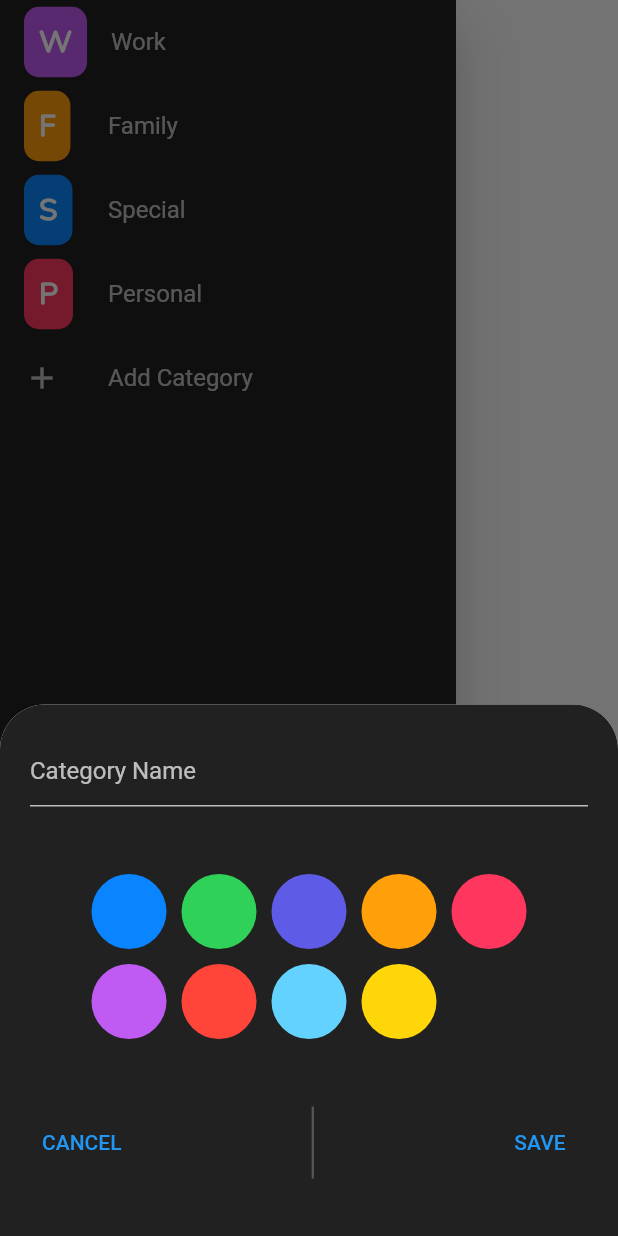
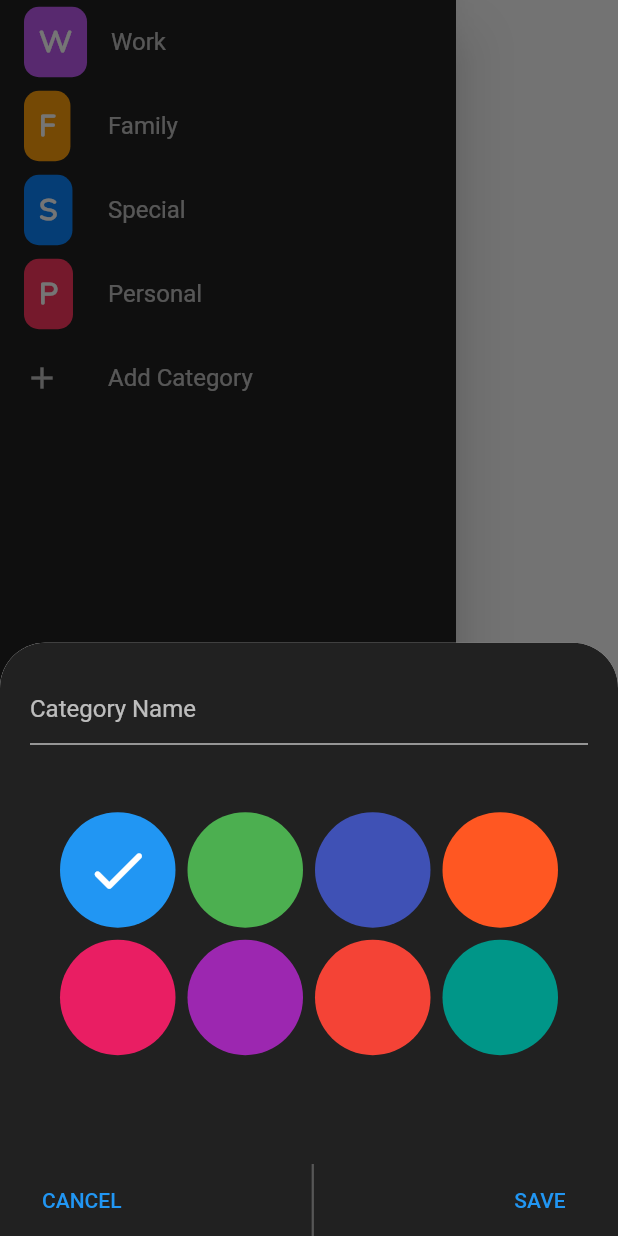
Before and after one commit to repsajanboy/flutter-planner, a Flutter app: the SideBarDrawer widget shown alone on an empty page, opened directly, after a tap on "Add Category", on a phone screen of 412 x 824 dp. Run offline on Flutter 3.47's test engine with Material 2 defaults, Android fonts, the phone set to English and light mode, and no system bars; our stand-ins replace bloc, dio, equatable, flutter_bloc; network calls fail.

Commit message:
Category color picker

```diff
--- /dev/null
+++ b/lib/presentation/main_screen/bloc/main_screen_bloc.dart
@@ -0,0 +1,8 @@
+import 'package:bloc/bloc.dart';
+
+part 'main_screen_event.dart';
+part 'main_screen_state.dart';
+
+class MainScreenBloc extends Bloc<MainScreenEvent, MainScreenState> {
+  MainScreenBloc() : super(MainScreenInitial());
+}
--- /dev/null
+++ b/lib/presentation/main_screen/bloc/main_screen_event.dart
@@ -0,0 +1,3 @@
+part of 'main_screen_bloc.dart';
+
+abstract class MainScreenEvent {}
--- /dev/null
+++ b/lib/presentation/main_screen/bloc/main_screen_state.dart
@@ -0,0 +1,5 @@
+part of 'main_screen_bloc.dart';
+
+abstract class MainScreenState {}
+
+class MainScreenInitial extends MainScreenState {}
--- /dev/null
+++ b/lib/presentation/main_screen/category/bloc/category_bloc.dart
@@ -0,0 +1,16 @@
+import 'package:bloc/bloc.dart';
+import 'package:equatable/equatable.dart';
+
+part 'category_event.dart';
+part 'category_state.dart';
+
+class CategoryBloc extends Bloc<CategoryEvent, CategoryState> {
+  CategoryBloc() : super(const CategoryState()) {
+    on<CategoryColorChanged>(
+      (event, emit) => emit(state.copyWith(selectedTheme: event.index)),
+    );
+    on<CategoryNameChanged>(
+      (event, emit) => emit(state.copyWith(categoryName: event.categoryName)),
+    );
+  }
+}
--- /dev/null
+++ b/lib/presentation/main_screen/category/bloc/category_event.dart
@@ -0,0 +1,15 @@
+part of 'category_bloc.dart';
+
+abstract class CategoryEvent {}
+
+class CategoryColorChanged extends CategoryEvent {
+  final int index;
+
+  CategoryColorChanged({required this.index});
+}
+
+class CategoryNameChanged extends CategoryEvent {
+  final String? categoryName;
+
+  CategoryNameChanged({this.categoryName});
+}
--- /dev/null
+++ b/lib/presentation/main_screen/category/bloc/category_state.dart
@@ -0,0 +1,26 @@
+part of 'category_bloc.dart';
+
+class CategoryState extends Equatable {
+  final int selectedTheme;
+  final String categoryName;
+
+  const CategoryState({
+    this.selectedTheme = 0,
+    this.categoryName = '',
+  });
+
+  CategoryState copyWith({
+    int? selectedTheme,
+    String? categoryName,
+  }) {
+    return CategoryState(
+      selectedTheme: selectedTheme ?? this.selectedTheme,
+      categoryName: categoryName ?? this.categoryName,
+    );
+  }
+
+  @override
+  List<Object> get props => [selectedTheme, categoryName];
+}
+
+class CategoryInitial extends CategoryState {}
--- /dev/null
+++ b/lib/presentation/main_screen/category/category.dart
@@ -0,0 +1 @@
+export './bloc/category_bloc.dart';
--- a/lib/presentation/main_screen/main.dart
+++ b/lib/presentation/main_screen/main.dart
@@ -1 +1,2 @@
-export './view/widget/main_screen.dart';
+export './bloc/main_screen_bloc.dart';
+export './view/view.dart';
--- /dev/null
+++ b/lib/presentation/main_screen/view/view.dart
@@ -0,0 +1 @@
+export './widget/main_screen.dart';
--- a/lib/presentation/main_screen/view/widget/color_picker.dart
+++ b/lib/presentation/main_screen/view/widget/color_picker.dart
@@ -1,4 +1,8 @@
 import 'package:flutter/material.dart';
+import 'package:flutter_bloc/flutter_bloc.dart';
+
+import '../../../../utils/color_picker_items.dart';
+import '../../category/category.dart';
 
 class ColorPicker extends StatelessWidget {
   const ColorPicker({Key? key}) : super(key: key);
@@ -7,92 +11,43 @@ class ColorPicker extends StatelessWidget {
   Widget build(BuildContext context) {
     return Container(
       padding: const EdgeInsets.all(20.0),
-      child: Wrap(
-        spacing: 10.0,
-        runSpacing: 10.0,
-        children: [
-          Container(
-            width: 50,
-            height: 50,
-            decoration: const BoxDecoration(
-              shape: BoxShape.circle,
-              color: Color(0xFF0A84FF),
-            ),
-          ),
-          //const SizedBox(width: 10.0,),
-          Container(
-            width: 50,
-            height: 50,
-            decoration: const BoxDecoration(
-              shape: BoxShape.circle,
-              color: Color(0xFF30d158),
-            ),
-          ),
-          //const SizedBox(width: 10.0,),
-          Container(
-            width: 50,
-            height: 50,
-            decoration: const BoxDecoration(
-              shape: BoxShape.circle,
-              color: Color(0xFF5e5ce6),
-            ),
-          ),
-          //const SizedBox(width: 10.0,),
-          Container(
-            width: 50,
-            height: 50,
-            decoration: const BoxDecoration(
-              shape: BoxShape.circle,
-              color:  Color(0xFFFF9F0A),
-            ),
-          ),
-          //const SizedBox(width: 10.0,),
-          Container(
-            width: 50,
-            height: 50,
-            decoration: const BoxDecoration(
-              shape: BoxShape.circle,
-              color: Color(0xFFFF375F),
-            ),
-          ),
-          //const SizedBox(width: 10.0,),
-          Container(
-            width: 50,
-            height: 50,
-            decoration: const BoxDecoration(
-              shape: BoxShape.circle,
-              color: Color(0xFFBF5AF2),
-            ),
-          ),
-          //const SizedBox(width: 10.0,),
-          Container(
-            width: 50,
-            height: 50,
-            decoration: const BoxDecoration(
-              shape: BoxShape.circle,
-              color: Color(0xFFFF453A),
-            ),
-          ),
-          //const SizedBox(width: 10.0,),
-          Container(
-            width: 50,
-            height: 50,
-            decoration: const BoxDecoration(
-              shape: BoxShape.circle,
-              color: Color(0xFF64D2FF),
-            ),
-          ),
-          //const SizedBox(width: 10.0,),
-          Container(
-            width: 50,
-            height: 50,
-            decoration: const BoxDecoration(
-              shape: BoxShape.circle,
-              color: Color(0xFFFFD60A),
-            ),
-          ),
-          //const SizedBox(width: 10.0,),
-        ],
+      width: double.infinity,
+      child: GridView.builder(
+        gridDelegate: const SliverGridDelegateWithFixedCrossAxisCount(
+          crossAxisCount: 4,
+          crossAxisSpacing: 8.0,
+          mainAxisSpacing: 8.0,
+        ),
+        itemCount: colorPickerItems.length,
+        itemBuilder: (context, index) {
+          return BlocBuilder<CategoryBloc, CategoryState>(
+            builder: (context, state) {
+              final currentIndex = colorPickerItems
+                  .indexWhere((e) => e.id == state.selectedTheme);
+              return InkWell(
+                onTap: () {
+                  context
+                      .read<CategoryBloc>()
+                      .add(CategoryColorChanged(index: index));
+                },
+                child: Container(
+                  width: 50,
+                  height: 50,
+                  decoration: BoxDecoration(
+                      shape: BoxShape.circle,
+                      color: colorPickerItems[index].colors),
+                  child: Icon(
+                    Icons.check_rounded,
+                    size: 45.0,
+                    color: currentIndex == index
+                        ? Colors.white
+                        : colorPickerItems[index].colors,
+                  ),
+                ),
+              );
+            },
+          );
+        },
       ),
     );
   }
--- a/lib/presentation/main_screen/view/widget/side_bar_drawer.dart
+++ b/lib/presentation/main_screen/view/widget/side_bar_drawer.dart
@@ -1,5 +1,7 @@
 import 'package:flutter/material.dart';
+import 'package:flutter_bloc/flutter_bloc.dart';
 
+import '../../category/category.dart';
 import 'color_picker.dart';
 
 class SideBarDrawer extends StatelessWidget {
@@ -23,7 +25,10 @@ class SideBarDrawer extends StatelessWidget {
                 style: TextStyle(color: Colors.white),
               ),
             ),
-            title: const Text('Work', style: TextStyle(color: Colors.white70),),
+            title: const Text(
+              'Work',
+              style: TextStyle(color: Colors.white70),
+            ),
           ),
           ListTile(
             leading: Container(
@@ -37,7 +42,10 @@ class SideBarDrawer extends StatelessWidget {
                 style: TextStyle(color: Colors.white),
               ),
             ),
-            title: const Text('Family', style: TextStyle(color: Colors.white70),),
+            title: const Text(
+              'Family',
+              style: TextStyle(color: Colors.white70),
+            ),
           ),
           ListTile(
             leading: Container(
@@ -51,7 +59,10 @@ class SideBarDrawer extends StatelessWidget {
                 style: TextStyle(color: Colors.white),
               ),
             ),
-            title: const Text('Special', style: TextStyle(color: Colors.white70),),
+            title: const Text(
+              'Special',
+              style: TextStyle(color: Colors.white70),
+            ),
           ),
           ListTile(
             leading: Container(
@@ -65,11 +76,20 @@ class SideBarDrawer extends StatelessWidget {
                 style: TextStyle(color: Colors.white),
               ),
             ),
-            title: const Text('Personal', style: TextStyle(color: Colors.white70),),
+            title: const Text(
+              'Personal',
+              style: TextStyle(color: Colors.white70),
+            ),
           ),
           ListTile(
-            leading: const Icon(Icons.add, color: Colors.white70,),
-            title: const Text('Add Category', style: TextStyle(color: Colors.white70),),
+            leading: const Icon(
+              Icons.add,
+              color: Colors.white70,
+            ),
+            title: const Text(
+              'Add Category',
+              style: TextStyle(color: Colors.white70),
+            ),
             onTap: () {
               showModalBottomSheet<void>(
                 context: context,
@@ -93,7 +113,7 @@ class SideBarDrawer extends StatelessWidget {
                           topRight: Radius.circular(30.0),
                         ),
                       ),
-                      height: MediaQuery.of(context).size.height * .43,
+                      height: MediaQuery.of(context).size.height * .48,
                       child: Column(
                         children: [
                           TextFormField(
@@ -115,7 +135,11 @@ class SideBarDrawer extends StatelessWidget {
                           const SizedBox(
                             height: 25.0,
                           ),
-                          const ColorPicker(),
+                          Expanded(
+                              child: BlocProvider(
+                            create: (context) => CategoryBloc()..add(CategoryColorChanged(index: 0)),
+                            child: const ColorPicker(),
+                          )),
                           const SizedBox(
                             height: 25.0,
                           ),
--- /dev/null
+++ b/lib/utils/color_picker_items.dart
@@ -0,0 +1,19 @@
+import 'package:flutter/material.dart';
+
+class ColorPickerItem {
+  final int id;
+  final Color? colors;
+
+  ColorPickerItem({required this.id, this.colors});
+}
+
+List<ColorPickerItem> colorPickerItems = [
+  ColorPickerItem(id: 0, colors: Colors.blue),
+  ColorPickerItem(id: 1, colors: Colors.green),
+  ColorPickerItem(id: 2, colors: Colors.indigo),
+  ColorPickerItem(id: 3, colors: Colors.deepOrange),
+  ColorPickerItem(id: 4, colors: Colors.pink),
+  ColorPickerItem(id: 5, colors: Colors.purple),
+  ColorPickerItem(id: 6, colors: Colors.red),
+  ColorPickerItem(id: 7, colors: Colors.teal),
+];
```
